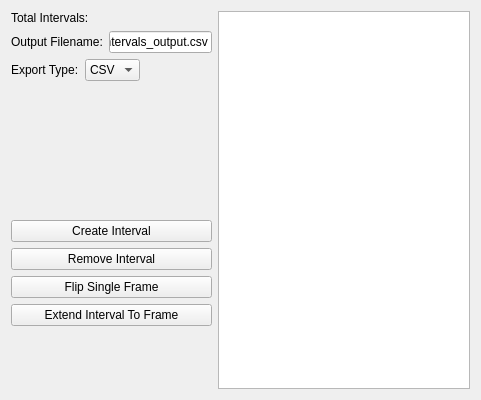
The window that src/WhiskerToolbox/DataManager_Widget/DigitalIntervalSeries_Widget/DigitalIntervalSeries_Widget.ui (paulmthompson/WhiskerToolbox) describes before a commit, drawn with Qt 5.
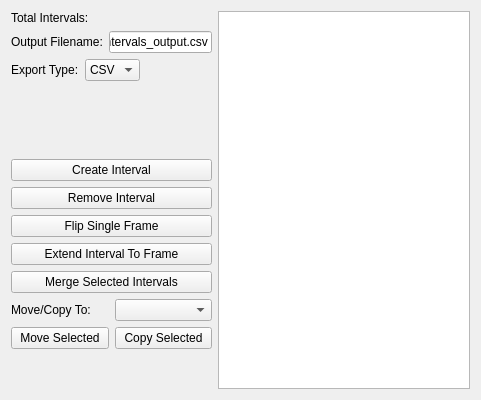
The same window after the commit. Custom widgets are drawn as their Qt base class.

Commit message: better layout. Make sure to remove nans and z score for prediction

What changed in the file:
```diff
--- a/src/WhiskerToolbox/DataManager_Widget/DigitalIntervalSeries_Widget/DigitalIntervalSeries_Widget.ui
+++ b/src/WhiskerToolbox/DataManager_Widget/DigitalIntervalSeries_Widget/DigitalIntervalSeries_Widget.ui
@@ -161,6 +161,51 @@
        </property>
       </widget>
      </item>
+     <item>
+      <widget class="QPushButton" name="merge_intervals_button">
+       <property name="sizePolicy">
+        <sizepolicy hsizetype="Preferred" vsizetype="Preferred">
+         <horstretch>0</horstretch>
+         <verstretch>0</verstretch>
+        </sizepolicy>
+       </property>
+       <property name="text">
+        <string>Merge Selected Intervals</string>
+       </property>
+      </widget>
+     </item>
+     <item>
+      <layout class="QHBoxLayout" name="moveToLayout">
+       <item>
+        <widget class="QLabel" name="moveToLabel">
+         <property name="text">
+          <string>Move/Copy To:</string>
+         </property>
+        </widget>
+       </item>
+       <item>
+        <widget class="QComboBox" name="moveToComboBox"/>
+       </item>
+      </layout>
+     </item>
+     <item>
+      <layout class="QHBoxLayout" name="moveButtonsLayout">
+       <item>
+        <widget class="QPushButton" name="move_intervals_button">
+         <property name="text">
+          <string>Move Selected</string>
+         </property>
+        </widget>
+       </item>
+       <item>
+        <widget class="QPushButton" name="copy_intervals_button">
+         <property name="text">
+          <string>Copy Selected</string>
+         </property>
+        </widget>
+       </item>
+      </layout>
+     </item>
      <item>
       <spacer name="verticalSpacer">
        <property name="orientation">
```
The commit also changes 10 other files.
